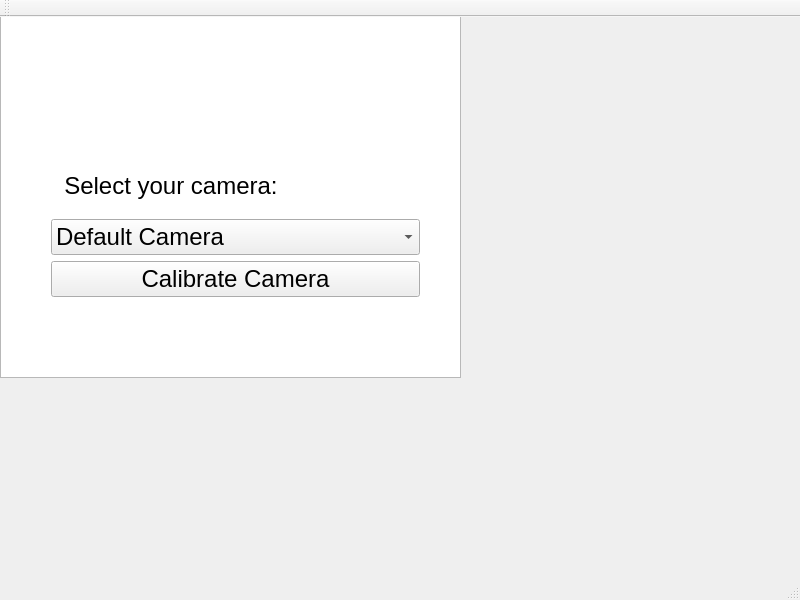
mseefelder/barosaurus, file sources/mainwindow.ui: the form before one commit.
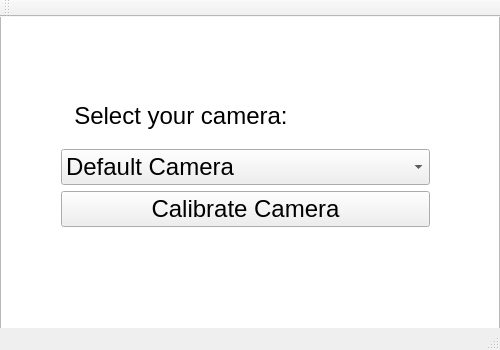
The form after the commit. Icons and pictures are not drawn.

What changed in the file:
```diff
--- a/sources/mainwindow.ui
+++ b/sources/mainwindow.ui
@@ -6,8 +6,8 @@
    <rect>
     <x>0</x>
     <y>0</y>
-    <width>800</width>
-    <height>600</height>
+    <width>500</width>
+    <height>350</height>
    </rect>
   </property>
   <property name="windowTitle">
@@ -19,8 +19,8 @@
      <rect>
       <x>0</x>
       <y>-20</y>
-      <width>461</width>
-      <height>381</height>
+      <width>500</width>
+      <height>350</height>
      </rect>
     </property>
     <property name="font">
@@ -35,8 +35,8 @@
    <widget class="QWidget" name="">
     <property name="geometry">
      <rect>
-      <x>40</x>
-      <y>130</y>
+      <x>50</x>
+      <y>60</y>
       <width>391</width>
       <height>161</height>
      </rect>
```
Left out of the diff: 2 changed lines with no effect on the pictures.
